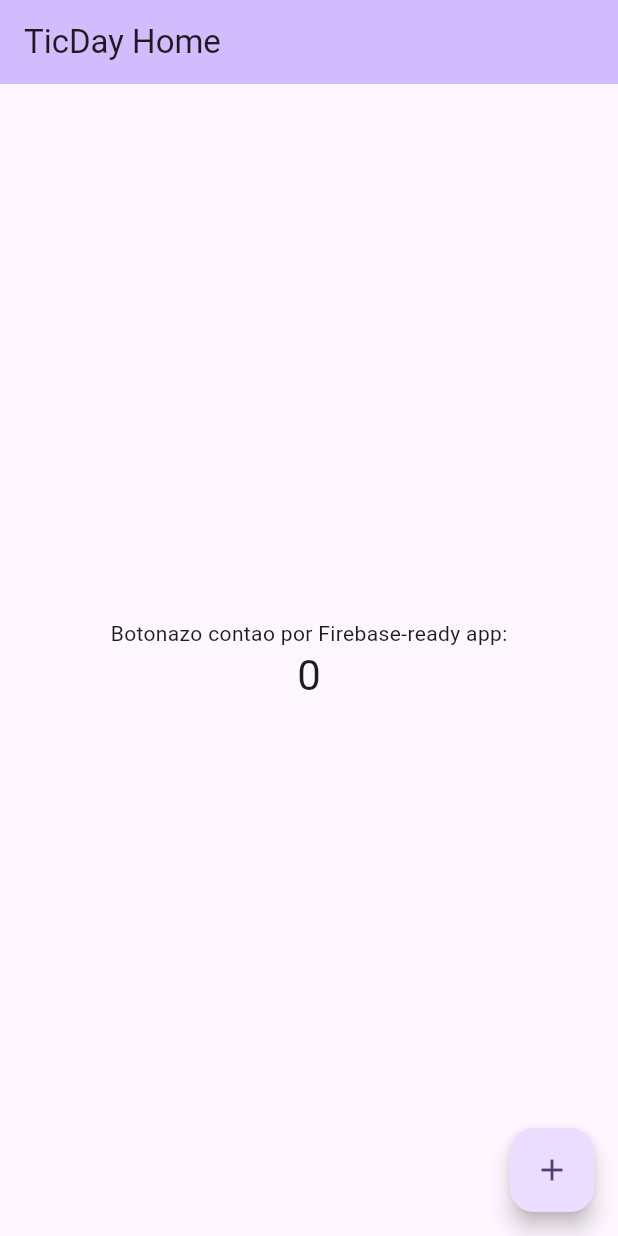
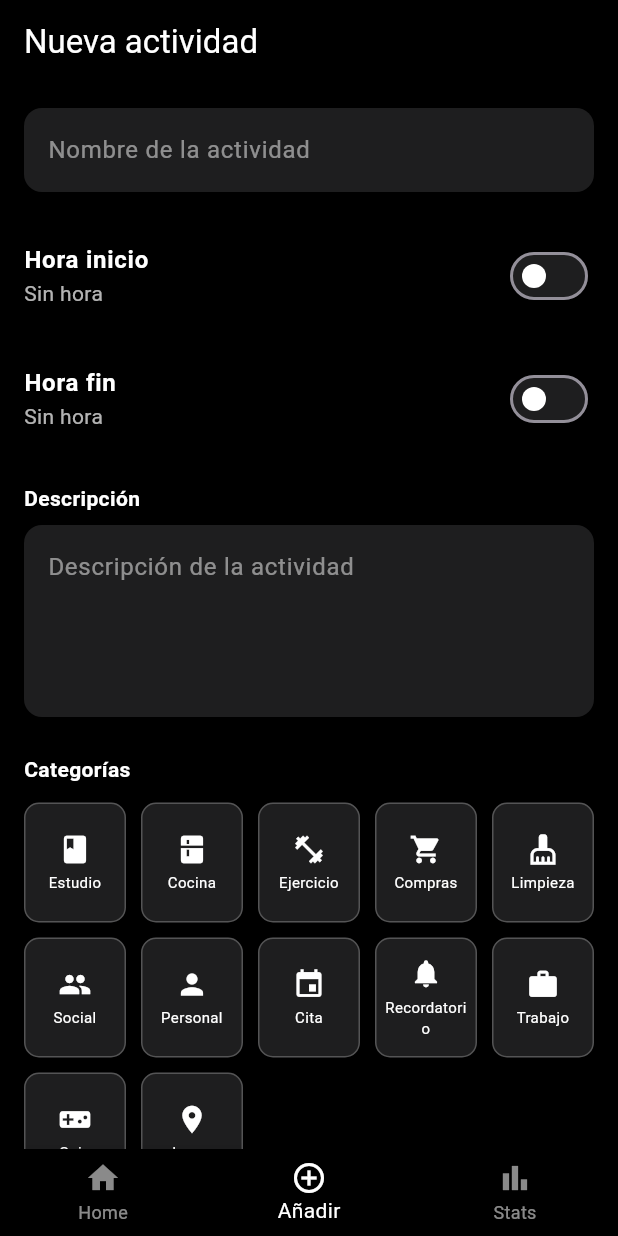
Before and after one commit to varelabelencita23-create/TicDay_GH, a Flutter app: the screen it shows after launch, on a phone screen of 412 x 824 dp. Run offline on Flutter 3.47's test engine with Material 3 defaults, Android fonts, the phone set to English and light mode, and no system bars; our stand-ins replace cloud_firestore, device_preview, firebase_core; accounts and stored records are empty.

Commit message:
version 1.3 - Frontend -> vista de AñadirTarea hecho, falta enlazarle los eventos

```diff
--- a/lib/backend/modelos/tarea_modelo.dart
+++ b/lib/backend/modelos/tarea_modelo.dart
@@ -1,6 +1,7 @@
 class Tarea {
   final String id;
   final String titulo;
+  final String? descripcion;
   final DateTime? horaInicio;
   final DateTime? horaFin;
   final int? duracionMinutos;
@@ -12,6 +13,7 @@ class Tarea {
   Tarea({
     required this.id,
     required this.titulo,
+    this.descripcion,
     this.horaInicio,
     this.horaFin,
     this.duracionMinutos,
@@ -26,6 +28,7 @@ class Tarea {
     return Tarea(
       id: id,
       titulo: mapa["titulo"],
+      descripcion: mapa["descripcion"], // ← agregado
       horaInicio: mapa["horaInicio"] != null
           ? DateTime.parse(mapa["horaInicio"])
           : null,
@@ -42,6 +45,7 @@ class Tarea {
   Map<String, dynamic> aMapa() {
     return {
       "titulo": titulo,
+      "descripcion": descripcion, // ← agregado
       "horaInicio": horaInicio?.toIso8601String(),
       "horaFin": horaFin?.toIso8601String(),
       "duracionMinutos": duracionMinutos,
@@ -56,6 +60,7 @@ class Tarea {
   Tarea copiaCon({
     String? id,
     String? titulo,
+    String? descripcion, // ← agregado
     DateTime? horaInicio,
     DateTime? horaFin,
     int? duracionMinutos,
@@ -67,6 +72,7 @@ class Tarea {
     return Tarea(
       id: id ?? this.id,
       titulo: titulo ?? this.titulo,
+      descripcion: descripcion ?? this.descripcion, // ← agregado
       horaInicio: horaInicio ?? this.horaInicio,
       horaFin: horaFin ?? this.horaFin,
       duracionMinutos: duracionMinutos ?? this.duracionMinutos,
--- /dev/null
+++ b/lib/frontend/temas/temas.dart
@@ -0,0 +1,14 @@
+import 'package:flutter/material.dart';
+
+class Temas {
+  //TEMA OSCURO
+  static const FondoOscuro = Color.fromARGB(255, 0, 0, 0);
+  static const WidgetOscuro = Color.fromARGB(255, 30, 30, 31);
+  static const TextOscuro = Color(0xFFFFFFFF);
+  static const AcentoColorOscuro = Color.fromARGB(255, 78, 2, 255);
+  //TEMA CLARO
+  static const FondoClaro = Color(0xFFFFFFFF);
+  static const WidgetClaro = Color(0xFFAFAFB4);
+  static const TextoClaro = Color(0xFF000000);
+  static const AcentoColorClaro = Color.fromARGB(255, 78, 2, 255);
+}
--- a/lib/frontend/vistas/agregar_tarea_vista.dart
+++ b/lib/frontend/vistas/agregar_tarea_vista.dart
@@ -0,0 +1,323 @@
+import 'package:flutter/material.dart';
+import 'package:intl/intl.dart';
+import 'package:ticday/frontend/temas/temas.dart';
+
+class AgregarTareaVista extends StatefulWidget {
+  const AgregarTareaVista({super.key});
+
+  @override
+  State<AgregarTareaVista> createState() => _AgregarTareaVistaState();
+}
+
+class _AgregarTareaVistaState extends State<AgregarTareaVista> {
+  final TextEditingController _tituloCtrl = TextEditingController();
+  final TextEditingController _descripcionCtrl = TextEditingController();
+
+  DateTime? _horaInicio;
+  DateTime? _horaFin;
+
+  String? _categoriaSeleccionada;
+
+  final List<Map<String, dynamic>> _categorias = [
+    {"icon": Icons.book, "label": "Estudio"},
+    {"icon": Icons.kitchen, "label": "Cocina"},
+    {"icon": Icons.fitness_center, "label": "Ejercicio"},
+    {"icon": Icons.shopping_cart, "label": "Compras"},
+    {"icon": Icons.cleaning_services, "label": "Limpieza"},
+    {"icon": Icons.people, "label": "Social"},
+    {"icon": Icons.person, "label": "Personal"},
+    {"icon": Icons.event, "label": "Cita"},
+    {"icon": Icons.notifications, "label": "Recordatorio"},
+    {"icon": Icons.work, "label": "Trabajo"},
+    {"icon": Icons.videogame_asset, "label": "Ocio"},
+    {"icon": Icons.place, "label": "Lugar"},
+  ];
+
+  Future<void> _seleccionarHoraInicio() async {
+    final time = await showTimePicker(
+      context: context,
+      initialTime: TimeOfDay.now(),
+      builder: (context, child) {
+        return Theme(
+          data: Theme.of(context).copyWith(
+            colorScheme: const ColorScheme.dark(
+              primary: Colors.white,
+              onPrimary: Colors.black,
+              surface: Temas.WidgetOscuro,
+              onSurface: Colors.white,
+            ),
+            dialogBackgroundColor: Temas.FondoOscuro,
+          ),
+          child: child!,
+        );
+      },
+    );
+
+    if (time != null) {
+      final now = DateTime.now();
+      setState(() {
+        _horaInicio = DateTime(
+          now.year,
+          now.month,
+          now.day,
+          time.hour,
+          time.minute,
+        );
+      });
+    }
+  }
+
+  Future<void> _seleccionarHoraFin() async {
+    final time = await showTimePicker(
+      context: context,
+      initialTime: TimeOfDay.now(),
+      builder: (context, child) {
+        return Theme(
+          data: Theme.of(context).copyWith(
+            colorScheme: const ColorScheme.dark(
+              primary: Colors.white,
+              onPrimary: Colors.black,
+              surface: Temas.WidgetOscuro,
+              onSurface: Colors.white,
+            ),
+            dialogBackgroundColor: Temas.FondoOscuro,
+          ),
+          child: child!,
+        );
+      },
+    );
+
+    if (time != null) {
+      final now = DateTime.now();
+      setState(() {
+        _horaFin = DateTime(
+          now.year,
+          now.month,
+          now.day,
+          time.hour,
+          time.minute,
+        );
+      });
+    }
+  }
+
+  @override
+  Widget build(BuildContext context) {
+    return Scaffold(
+      backgroundColor: Temas.FondoOscuro,
+
+      appBar: AppBar(
+        backgroundColor: Temas.FondoOscuro,
+        elevation: 0,
+        title: const Text(
+          "Nueva actividad",
+          style: TextStyle(color: Temas.TextOscuro),
+        ),
+        iconTheme: const IconThemeData(color: Temas.TextOscuro),
+      ),
+
+      body: SingleChildScrollView(
+        padding: const EdgeInsets.all(16),
+        child: Column(
+          crossAxisAlignment: CrossAxisAlignment.start,
+          children: [
+            // INPUT NOMBRE
+            TextField(
+              controller: _tituloCtrl,
+              style: const TextStyle(color: Temas.TextOscuro),
+              decoration: InputDecoration(
+                hintText: "Nombre de la actividad",
+                hintStyle: TextStyle(color: Temas.TextOscuro.withOpacity(0.5)),
+                filled: true,
+                fillColor: Temas.WidgetOscuro,
+                border: OutlineInputBorder(
+                  borderRadius: BorderRadius.circular(12),
+                  borderSide: BorderSide.none,
+                ),
+              ),
+            ),
+
+            const SizedBox(height: 20),
+
+            // HORA INICIO
+            SwitchListTile(
+              activeColor: Colors.white,
+              activeTrackColor: const Color(0xFF04ED0C),
+              inactiveThumbColor: Colors.white,
+              inactiveTrackColor: Temas.WidgetOscuro,
+              contentPadding: EdgeInsets.zero,
+              title: const Text(
+                "Hora inicio",
+                style: TextStyle(
+                  color: Temas.TextOscuro,
+                  fontWeight: FontWeight.bold,
+                ),
+              ),
+              subtitle: Text(
+                _horaInicio != null
+                    ? "Hora: ${DateFormat("HH:mm").format(_horaInicio!)}"
+                    : "Sin hora",
+                style: const TextStyle(color: Colors.white70),
+              ),
+              value: _horaInicio != null,
+              onChanged: (v) async {
+                if (v) {
+                  await _seleccionarHoraInicio();
+                } else {
+                  setState(() => _horaInicio = null);
+                }
+              },
+            ),
+
+            const SizedBox(height: 10),
+
+            // HORA FIN
+            SwitchListTile(
+              activeColor: Colors.white,
+              activeTrackColor: const Color(0xFF04ED0C),
+              inactiveThumbColor: Colors.white,
+              inactiveTrackColor: Temas.WidgetOscuro,
+              contentPadding: EdgeInsets.zero,
+              title: const Text(
+                "Hora fin",
+                style: TextStyle(
+                  color: Temas.TextOscuro,
+                  fontWeight: FontWeight.bold,
+                ),
+              ),
+              subtitle: Text(
+                _horaFin != null
+                    ? "Hora: ${DateFormat("HH:mm").format(_horaFin!)}"
+                    : "Sin hora",
+                style: const TextStyle(color: Colors.white70),
+              ),
+              value: _horaFin != null,
+              onChanged: (v) async {
+                if (v) {
+                  await _seleccionarHoraFin();
+                } else {
+                  setState(() => _horaFin = null);
+                }
+              },
+            ),
+
+            const SizedBox(height: 20),
+
+            const Text(
+              "Descripción",
+              style: TextStyle(
+                color: Temas.TextOscuro,
+                fontWeight: FontWeight.bold,
+              ),
+            ),
+            const SizedBox(height: 8),
+
+            TextField(
+              controller: _descripcionCtrl,
+              maxLines: 4,
+              style: const TextStyle(color: Temas.TextOscuro),
+              decoration: InputDecoration(
+                hintText: "Descripción de la actividad",
+                hintStyle: TextStyle(color: Temas.TextOscuro.withOpacity(0.5)),
+                filled: true,
+                fillColor: Temas.WidgetOscuro,
+                border: OutlineInputBorder(
+                  borderRadius: BorderRadius.circular(12),
+                  borderSide: BorderSide.none,
+                ),
+              ),
+            ),
+
+            const SizedBox(height: 25),
+
+            const Text(
+              "Categorías",
+              style: TextStyle(
+                color: Temas.TextOscuro,
+                fontWeight: FontWeight.bold,
+              ),
+            ),
+            const SizedBox(height: 12),
+
+            GridView.builder(
+              shrinkWrap: true,
+              physics: const NeverScrollableScrollPhysics(),
+              itemCount: _categorias.length,
+              gridDelegate: const SliverGridDelegateWithMaxCrossAxisExtent(
+                maxCrossAxisExtent: 75, // MÁS CHICO
+                mainAxisSpacing: 10,
+                crossAxisSpacing: 10,
+                childAspectRatio: 0.85,
+              ),
+              itemBuilder: (context, i) {
+                final cat = _categorias[i];
+                final selected = _categoriaSeleccionada == cat["label"];
+
+                return GestureDetector(
+                  onTap: () =>
+                      setState(() => _categoriaSeleccionada = cat["label"]),
+                  child: Container(
+                    padding: const EdgeInsets.symmetric(
+                      vertical: 6,
+                      horizontal: 4,
+                    ),
+                    decoration: BoxDecoration(
+                      color: selected
+                          ? Temas.AcentoColorOscuro.withOpacity(0.25)
+                          : Temas.WidgetOscuro,
+                      borderRadius: BorderRadius.circular(10),
+                      border: Border.all(
+                        color: selected
+                            ? Temas.AcentoColorOscuro
+                            : Colors.white24,
+                      ),
+                    ),
+                    child: Column(
+                      mainAxisAlignment: MainAxisAlignment.center,
+                      children: [
+                        Icon(
+                          cat["icon"],
+                          size: 22, // ICONO MÁS CHICO
+                          color: Temas.TextOscuro,
+                        ),
+                        const SizedBox(height: 4),
+                        Text(
+                          cat["label"],
+                          maxLines: 2,
+                          overflow: TextOverflow.ellipsis,
+                          textAlign: TextAlign.center,
+                          style: const TextStyle(
+                            color: Temas.TextOscuro,
+                            fontSize: 10, // TEXTO MÁS CHICO
+                          ),
+                        ),
+                      ],
+                    ),
+                  ),
+                );
+              },
+            ),
+
+            const SizedBox(height: 25),
+
+            SizedBox(
+              width: double.infinity,
+              child: ElevatedButton(
+                onPressed: () {},
+                style: ElevatedButton.styleFrom(
+                  backgroundColor: Temas.AcentoColorOscuro,
+                  foregroundColor: Colors.white,
+                  padding: const EdgeInsets.symmetric(vertical: 16),
+                  shape: RoundedRectangleBorder(
+                    borderRadius: BorderRadius.circular(12),
+                  ),
+                ),
+                child: const Text("Guardar"),
+              ),
+            ),
+          ],
+        ),
+      ),
+    );
+  }
+}
--- /dev/null
+++ b/lib/frontend/vistas/main_layout.dart
@@ -0,0 +1,47 @@
+import 'package:flutter/material.dart';
+import 'inicio_vista.dart';
+import 'agregar_tarea_vista.dart';
+import 'estadisticas_vista.dart';
+
+class MainLayout extends StatefulWidget {
+  const MainLayout({super.key});
+
+  @override
+  State<MainLayout> createState() => _MainLayoutState();
+}
+
+class _MainLayoutState extends State<MainLayout> {
+  int _indexActual = 1; // 0=Home, 1=Agregar, 2=Stats
+
+  final List<Widget> _vistas = const [
+    InicioVista(),
+    AgregarTareaVista(),
+    EstadisticasVista(),
+  ];
+
+  @override
+  Widget build(BuildContext context) {
+    return Scaffold(
+      body: _vistas[_indexActual],
+
+      bottomNavigationBar: BottomNavigationBar(
+        currentIndex: _indexActual,
+        onTap: (i) => setState(() => _indexActual = i),
+
+        backgroundColor: Colors.black,
+        selectedItemColor: Colors.white,
+        unselectedItemColor: Colors.white54,
+        type: BottomNavigationBarType.fixed,
+
+        items: const [
+          BottomNavigationBarItem(icon: Icon(Icons.home), label: "Home"),
+          BottomNavigationBarItem(
+            icon: Icon(Icons.add_circle_outline),
+            label: "Añadir",
+          ),
+          BottomNavigationBarItem(icon: Icon(Icons.bar_chart), label: "Stats"),
+        ],
+      ),
+    );
+  }
+}
--- a/lib/main.dart
+++ b/lib/main.dart
@@ -1,69 +1,27 @@
 import 'package:flutter/material.dart';
 import 'package:firebase_core/firebase_core.dart';
+import 'package:device_preview/device_preview.dart';
+import 'firebase_options.dart';
+import 'frontend/vistas/inicio_vista.dart';
+import 'frontend/vistas/agregar_tarea_vista.dart';
+import 'frontend/vistas/main_layout.dart';
 
 void main() async {
   WidgetsFlutterBinding.ensureInitialized();
-  await Firebase.initializeApp();
-  runApp(const MyApp());
+  await Firebase.initializeApp(options: DefaultFirebaseOptions.currentPlatform);
+
+  runApp(const TicDayFinal());
 }
 
-class MyApp extends StatelessWidget {
-  const MyApp({super.key});
+class TicDayFinal extends StatelessWidget {
+  const TicDayFinal({super.key});
 
   @override
   Widget build(BuildContext context) {
     return MaterialApp(
-      title: 'TicDay',
-      theme: ThemeData(
-        colorScheme: ColorScheme.fromSeed(seedColor: Colors.deepPurple),
-        useMaterial3: true,
-      ),
-      home: const MyHomePage(title: 'TicDay Home'),
+      debugShowCheckedModeBanner: false,
+      theme: ThemeData.dark(useMaterial3: true),
+      home: const MainLayout(),
     );
   }
 }
-
-class MyHomePage extends StatefulWidget {
-  const MyHomePage({super.key, required this.title});
-  final String title;
-
-  @override
-  State<MyHomePage> createState() => _MyHomePageState();
-}
-
-class _MyHomePageState extends State<MyHomePage> {
-  int _counter = 0;
-
-  void _incrementCounter() {
-    setState(() {
-      _counter++;
-    });
-  }
-
-  @override
-  Widget build(BuildContext context) {
-    return Scaffold(
-      appBar: AppBar(
-        backgroundColor: Theme.of(context).colorScheme.inversePrimary,
-        title: Text(widget.title),
-      ),
-      body: Center(
-        child: Column(
-          mainAxisAlignment: MainAxisAlignment.center,
-          children: <Widget>[
-            const Text('Botonazo contao por Firebase-ready app:'),
-            Text(
-              '$_counter',
-              style: Theme.of(context).textTheme.headlineMedium,
-            ),
-          ],
-        ),
-      ),
-      floatingActionButton: FloatingActionButton(
-        onPressed: _incrementCounter,
-        tooltip: 'Increment',
-        child: const Icon(Icons.add),
-      ),
-    );
-  }
-}
--- a/pubspec.yaml
+++ b/pubspec.yaml
@@ -30,6 +30,12 @@ environment:
 dependencies:
   flutter:
     sdk: flutter
+
+  intl: ^0.20.2
+
+  provider: ^6.0.5
+  device_preview: ^1.1.0
+
 
   # The following adds the Cupertino Icons font to your application.
   # Use with the CupertinoIcons class for iOS style icons.
```
Also changed, not shown: lib/frontend/vistas/estadisticas_vista.dart (+20 -0 lines), lib/frontend/vistas/inicio_vista.dart (+22 -0 lines), firebase.json (added), lib/firebase_options.dart (added), lib/frontend/temas/tema_claro.dart (deleted), lib/frontend/temas/tema_oscuro.dart (deleted), pubspec.lock, 4 other files.
